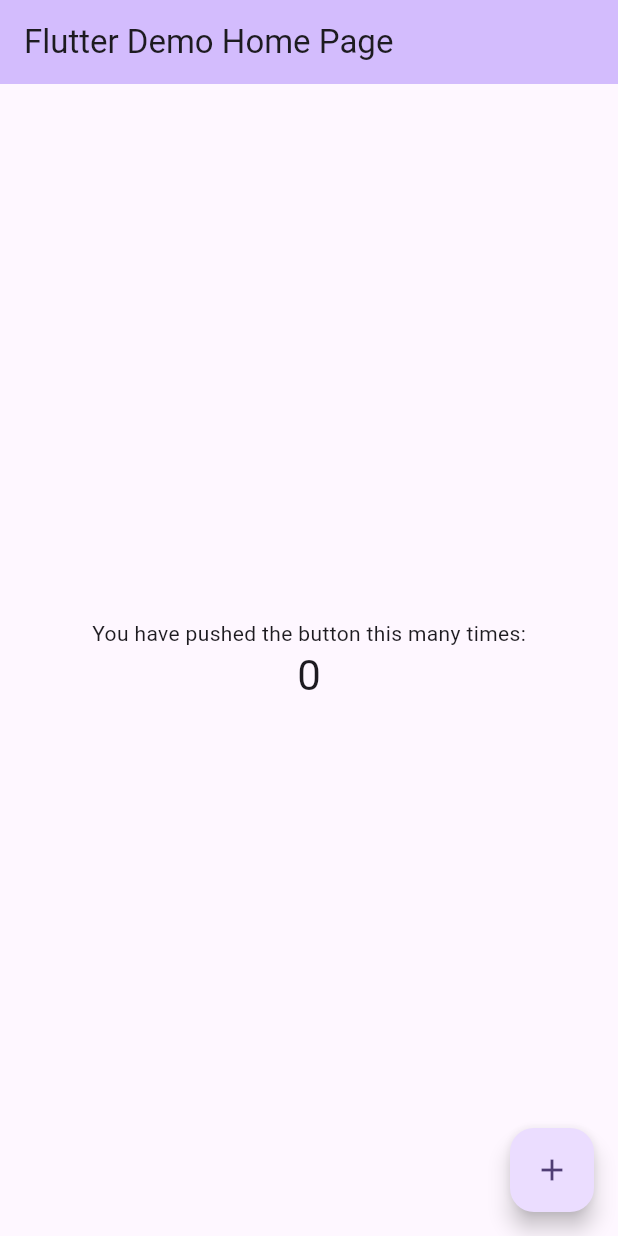
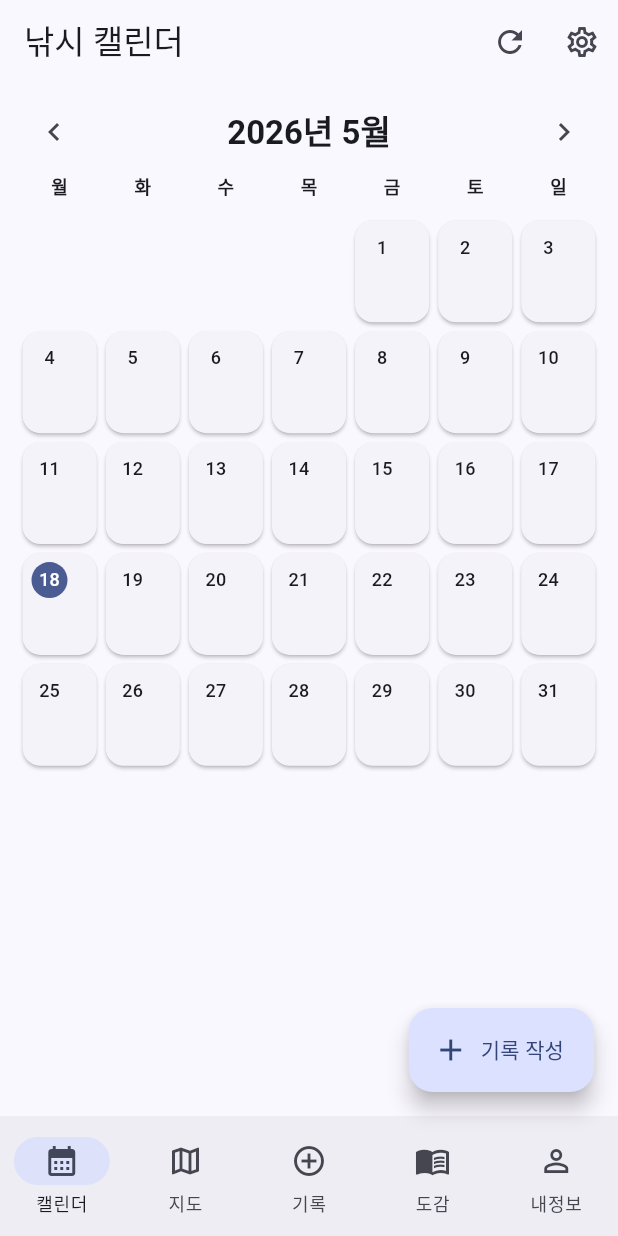
Before and after one commit to yunjinhwa/fishing_calendar, a Flutter app: the screen it shows after launch, on a phone screen of 412 x 824 dp. Run offline on Flutter 3.47's test engine with Material 3 defaults, Android fonts, the light colour scheme and no system bars.

Commit message:
[feat] - 기본 설정 및 달력 화면 제작

```diff
--- /dev/null
+++ b/lib/app.dart
@@ -0,0 +1,19 @@
+import 'package:flutter/material.dart';
+import 'presentation/calendar/calendar_page.dart';
+
+class FishingBuildApp extends StatelessWidget {
+  const FishingBuildApp({super.key});
+
+  @override
+  Widget build(BuildContext context) {
+    return MaterialApp(
+      title: 'Fishing Build',
+      debugShowCheckedModeBanner: false,
+      theme: ThemeData(
+        useMaterial3: true,
+        colorSchemeSeed: const Color(0xFF2563EB),
+      ),
+      home: const CalendarPage(),
+    );
+  }
+}
--- a/lib/main.dart
+++ b/lib/main.dart
@@ -1,122 +1,6 @@
 import 'package:flutter/material.dart';
+import 'app.dart';
 
 void main() {
-  runApp(const MyApp());
+  runApp(const FishingBuildApp());
 }
-
-class MyApp extends StatelessWidget {
-  const MyApp({super.key});
-
-  // This widget is the root of your application.
-  @override
-  Widget build(BuildContext context) {
-    return MaterialApp(
-      title: 'Flutter Demo',
-      theme: ThemeData(
-        // This is the theme of your application.
-        //
-        // TRY THIS: Try running your application with "flutter run". You'll see
-        // the application has a purple toolbar. Then, without quitting the app,
-        // try changing the seedColor in the colorScheme below to Colors.green
-        // and then invoke "hot reload" (save your changes or press the "hot
-        // reload" button in a Flutter-supported IDE, or press "r" if you used
-        // the command line to start the app).
-        //
-        // Notice that the counter didn't reset back to zero; the application
-        // state is not lost during the reload. To reset the state, use hot
-        // restart instead.
-        //
-        // This works for code too, not just values: Most code changes can be
-        // tested with just a hot reload.
-        colorScheme: .fromSeed(seedColor: Colors.deepPurple),
-      ),
-      home: const MyHomePage(title: 'Flutter Demo Home Page'),
-    );
-  }
-}
-
-class MyHomePage extends StatefulWidget {
-  const MyHomePage({super.key, required this.title});
-
-  // This widget is the home page of your application. It is stateful, meaning
-  // that it has a State object (defined below) that contains fields that affect
-  // how it looks.
-
-  // This class is the configuration for the state. It holds the values (in this
-  // case the title) provided by the parent (in this case the App widget) and
-  // used by the build method of the State. Fields in a Widget subclass are
-  // always marked "final".
-
-  final String title;
-
-  @override
-  State<MyHomePage> createState() => _MyHomePageState();
-}
-
-class _MyHomePageState extends State<MyHomePage> {
-  int _counter = 0;
-
-  void _incrementCounter() {
-    setState(() {
-      // This call to setState tells the Flutter framework that something has
-      // changed in this State, which causes it to rerun the build method below
-      // so that the display can reflect the updated values. If we changed
-      // _counter without calling setState(), then the build method would not be
-      // called again, and so nothing would appear to happen.
-      _counter++;
-    });
-  }
-
-  @override
-  Widget build(BuildContext context) {
-    // This method is rerun every time setState is called, for instance as done
-    // by the _incrementCounter method above.
-    //
-    // The Flutter framework has been optimized to make rerunning build methods
-    // fast, so that you can just rebuild anything that needs updating rather
-    // than having to individually change instances of widgets.
-    return Scaffold(
-      appBar: AppBar(
-        // TRY THIS: Try changing the color here to a specific color (to
-        // Colors.amber, perhaps?) and trigger a hot reload to see the AppBar
-        // change color while the other colors stay the same.
-        backgroundColor: Theme.of(context).colorScheme.inversePrimary,
-        // Here we take the value from the MyHomePage object that was created by
-        // the App.build method, and use it to set our appbar title.
-        title: Text(widget.title),
-      ),
-      body: Center(
-        // Center is a layout widget. It takes a single child and positions it
-        // in the middle of the parent.
-        child: Column(
-          // Column is also a layout widget. It takes a list of children and
-          // arranges them vertically. By default, it sizes itself to fit its
-          // children horizontally, and tries to be as tall as its parent.
-          //
-          // Column has various properties to control how it sizes itself and
-          // how it positions its children. Here we use mainAxisAlignment to
-          // center the children vertically; the main axis here is the vertical
-          // axis because Columns are vertical (the cross axis would be
-          // horizontal).
-          //
-          // TRY THIS: Invoke "debug painting" (choose the "Toggle Debug Paint"
-          // action in the IDE, or press "p" in the console), to see the
-          // wireframe for each widget.
-          mainAxisAlignment: .center,
-          children: [
-            const Text('You have pushed the button this many times:'),
-            Text(
-              '$_counter',
-              style: Theme.of(context).textTheme.headlineMedium,
-            ),
-          ],
-        ),
-      ),
-      floatingActionButton: FloatingActionButton(
-        onPressed: _incrementCounter,
-        tooltip: 'Increment',
-        child: const Icon(Icons.add),
-      ),
-    );
-  }
-}
--- /dev/null
+++ b/lib/presentation/calendar/calendar_page.dart
@@ -0,0 +1,233 @@
+import 'package:flutter/material.dart';
+
+class CalendarPage extends StatefulWidget {
+  const CalendarPage({super.key});
+
+  @override
+  State<CalendarPage> createState() => _CalendarPageState();
+}
+
+class _CalendarPageState extends State<CalendarPage> {
+  DateTime focusedMonth = DateTime(DateTime.now().year, DateTime.now().month);
+
+  void goToPreviousMonth() {
+    setState(() {
+      focusedMonth = DateTime(focusedMonth.year, focusedMonth.month - 1);
+    });
+  }
+
+  void goToNextMonth() {
+    setState(() {
+      focusedMonth = DateTime(focusedMonth.year, focusedMonth.month + 1);
+    });
+  }
+
+  @override
+  Widget build(BuildContext context) {
+    return Scaffold(
+      appBar: AppBar(
+        title: const Text('낚시 캘린더'),
+        actions: [
+          IconButton(onPressed: () {}, icon: const Icon(Icons.refresh)),
+          IconButton(
+            onPressed: () {},
+            icon: const Icon(Icons.settings_outlined),
+          ),
+        ],
+      ),
+      body: Column(
+        children: [
+          _MonthHeader(
+            focusedMonth: focusedMonth,
+            onPrevious: goToPreviousMonth,
+            onNext: goToNextMonth,
+          ),
+          const _WeekHeader(),
+          Expanded(child: _CalendarGrid(focusedMonth: focusedMonth)),
+        ],
+      ),
+      floatingActionButton: FloatingActionButton.extended(
+        onPressed: () {
+          // 다음 단계에서 기록 작성 화면으로 이동
+        },
+        icon: const Icon(Icons.add),
+        label: const Text('기록 작성'),
+      ),
+      bottomNavigationBar: NavigationBar(
+        selectedIndex: 0,
+        destinations: const [
+          NavigationDestination(
+            icon: Icon(Icons.calendar_month_outlined),
+            selectedIcon: Icon(Icons.calendar_month),
+            label: '캘린더',
+          ),
+          NavigationDestination(
+            icon: Icon(Icons.map_outlined),
+            selectedIcon: Icon(Icons.map),
+            label: '지도',
+          ),
+          NavigationDestination(
+            icon: Icon(Icons.add_circle_outline),
+            selectedIcon: Icon(Icons.add_circle),
+            label: '기록',
+          ),
+          NavigationDestination(
+            icon: Icon(Icons.menu_book_outlined),
+            selectedIcon: Icon(Icons.menu_book),
+            label: '도감',
+          ),
+          NavigationDestination(
+            icon: Icon(Icons.person_outline),
+            selectedIcon: Icon(Icons.person),
+            label: '내정보',
+          ),
+        ],
+      ),
+    );
+  }
+}
+
+class _MonthHeader extends StatelessWidget {
+  final DateTime focusedMonth;
+  final VoidCallback onPrevious;
+  final VoidCallback onNext;
+
+  const _MonthHeader({
+    required this.focusedMonth,
+    required this.onPrevious,
+    required this.onNext,
+  });
+
+  @override
+  Widget build(BuildContext context) {
+    return Padding(
+      padding: const EdgeInsets.fromLTRB(12, 8, 12, 4),
+      child: Row(
+        children: [
+          IconButton(
+            onPressed: onPrevious,
+            icon: const Icon(Icons.chevron_left),
+          ),
+          Expanded(
+            child: Center(
+              child: Text(
+                '${focusedMonth.year}년 ${focusedMonth.month}월',
+                style: Theme.of(
+                  context,
+                ).textTheme.titleLarge?.copyWith(fontWeight: FontWeight.bold),
+              ),
+            ),
+          ),
+          IconButton(onPressed: onNext, icon: const Icon(Icons.chevron_right)),
+        ],
+      ),
+    );
+  }
+}
+
+class _WeekHeader extends StatelessWidget {
+  const _WeekHeader();
+
+  @override
+  Widget build(BuildContext context) {
+    const weekDays = ['월', '화', '수', '목', '금', '토', '일'];
+
+    return Padding(
+      padding: const EdgeInsets.symmetric(horizontal: 12),
+      child: Row(
+        children: weekDays
+            .map(
+              (day) => Expanded(
+                child: Center(
+                  child: Text(
+                    day,
+                    style: Theme.of(context).textTheme.bodySmall?.copyWith(
+                      fontWeight: FontWeight.bold,
+                    ),
+                  ),
+                ),
+              ),
+            )
+            .toList(),
+      ),
+    );
+  }
+}
+
+class _CalendarGrid extends StatelessWidget {
+  final DateTime focusedMonth;
+
+  const _CalendarGrid({required this.focusedMonth});
+
+  @override
+  Widget build(BuildContext context) {
+    final firstDayOfMonth = DateTime(focusedMonth.year, focusedMonth.month, 1);
+    final lastDayOfMonth = DateTime(
+      focusedMonth.year,
+      focusedMonth.month + 1,
+      0,
+    );
+
+    final leadingEmptyCount = firstDayOfMonth.weekday - 1;
+    final totalDays = lastDayOfMonth.day;
+    final totalCells = leadingEmptyCount + totalDays;
+    final rowCount = (totalCells / 7).ceil();
+    final cellCount = rowCount * 7;
+
+    return GridView.builder(
+      padding: const EdgeInsets.all(12),
+      itemCount: cellCount,
+      gridDelegate: const SliverGridDelegateWithFixedCrossAxisCount(
+        crossAxisCount: 7,
+        childAspectRatio: 0.75,
+      ),
+      itemBuilder: (context, index) {
+        final dayNumber = index - leadingEmptyCount + 1;
+
+        if (dayNumber < 1 || dayNumber > totalDays) {
+          return const SizedBox();
+        }
+
+        final date = DateTime(focusedMonth.year, focusedMonth.month, dayNumber);
+        final now = DateTime.now();
+        final isToday =
+            date.year == now.year &&
+            date.month == now.month &&
+            date.day == now.day;
+
+        return Card(
+          margin: const EdgeInsets.all(3),
+          child: InkWell(
+            borderRadius: BorderRadius.circular(12),
+            onTap: () {
+              // 다음 단계에서 날짜별 기록 목록으로 이동
+            },
+            child: Padding(
+              padding: const EdgeInsets.all(6),
+              child: Column(
+                crossAxisAlignment: CrossAxisAlignment.start,
+                children: [
+                  CircleAvatar(
+                    radius: 12,
+                    backgroundColor: isToday
+                        ? Theme.of(context).colorScheme.primary
+                        : Colors.transparent,
+                    child: Text(
+                      '$dayNumber',
+                      style: TextStyle(
+                        fontSize: 12,
+                        color: isToday
+                            ? Theme.of(context).colorScheme.onPrimary
+                            : Theme.of(context).colorScheme.onSurface,
+                      ),
+                    ),
+                  ),
+                ],
+              ),
+            ),
+          ),
+        );
+      },
+    );
+  }
+}
```
Also changed, not shown: pubspec.yaml (+15 -0 lines), pubspec.lock, 5 other files.
